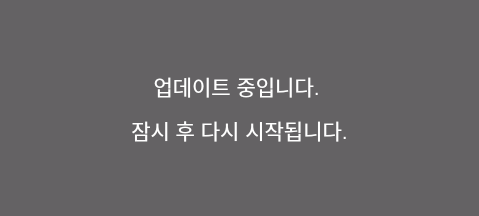
Above: gui/update_gui.ui from altair823/WordFinder before the change. Below: the same form after it.
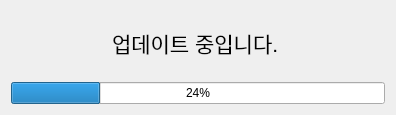
That is the form after the change.

Commit message: feat: change overall ui, add update progress bar, add menubar

What changed in the file:
```diff
--- a/gui/update_gui.ui
+++ b/gui/update_gui.ui
@@ -6,15 +6,15 @@
    <rect>
     <x>0</x>
     <y>0</y>
-    <width>479</width>
-    <height>216</height>
+    <width>396</width>
+    <height>115</height>
    </rect>
   </property>
   <property name="windowTitle">
    <string>Dialog</string>
   </property>
   <property name="styleSheet">
-   <string notr="true">background-color: rgb(100, 98, 100);</string>
+   <string notr="true"/>
   </property>
   <layout class="QGridLayout" name="gridLayout">
    <item row="0" column="0">
@@ -33,16 +33,23 @@
         </font>
        </property>
        <property name="styleSheet">
-        <string notr="true">color: rgb(255, 255, 255);</string>
+        <string notr="true"/>
        </property>
        <property name="text">
-        <string>&lt;html&gt;&lt;head/&gt;&lt;body&gt;&lt;p&gt;업데이트 중입니다. &lt;/p&gt;&lt;p&gt;잠시 후 다시 시작됩니다.&lt;/p&gt;&lt;/body&gt;&lt;/html&gt;</string>
+        <string>&lt;html&gt;&lt;head/&gt;&lt;body&gt;&lt;p&gt;업데이트 중입니다. &lt;/p&gt;&lt;/body&gt;&lt;/html&gt;</string>
        </property>
        <property name="alignment">
         <set>Qt::AlignCenter</set>
        </property>
       </widget>
      </item>
+     <item>
+      <widget class="QProgressBar" name="progress_bar">
+       <property name="value">
+        <number>24</number>
+       </property>
+      </widget>
+     </item>
     </layout>
    </item>
   </layout>
```
The commit also changes 9 other files.
